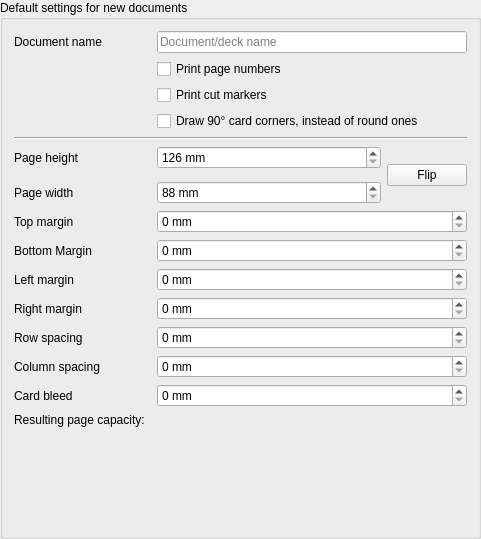
luziferius/MTGProxyPrinter, file mtg_proxy_printer/resources/ui/page_config_widget.ui: the form before one commit.
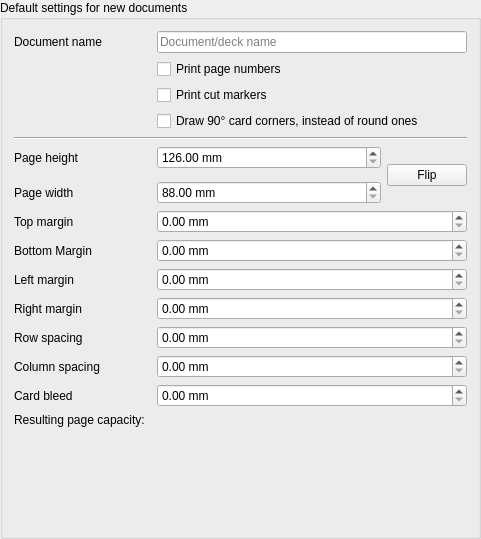
The form after the commit. Icons and pictures are not drawn.

Commit message:
Replace the PageConfigWidget QSpinBox instances with QDoubleSpinBox instances. Update the PageLayoutSettings annotation type to float. Replace all related settings.getint() with .getfloat().
Automatically round decimal settings to the nearest permissible value. That behavior is quite strict and has to be tuned, because it is annoying right now.

FossilOrigin-Name: cd82a5590e0947de4386278156219ab412f942c6ea4824935057faed3d0e4faa

The edit to the form file:
```diff
--- a/mtg_proxy_printer/resources/ui/page_config_widget.ui
+++ b/mtg_proxy_printer/resources/ui/page_config_widget.ui
@@ -66,7 +66,7 @@
     </widget>
    </item>
    <item row="24" column="3" colspan="2">
-    <widget class="QSpinBox" name="margin_right">
+    <widget class="QDoubleSpinBox" name="margin_right">
      <property name="sizePolicy">
       <sizepolicy hsizetype="Expanding" vsizetype="Fixed">
        <horstretch>0</horstretch>
@@ -85,7 +85,7 @@
     </widget>
    </item>
    <item row="21" column="3" colspan="2">
-    <widget class="QSpinBox" name="margin_bottom">
+    <widget class="QDoubleSpinBox" name="margin_bottom">
      <property name="sizePolicy">
       <sizepolicy hsizetype="Expanding" vsizetype="Fixed">
        <horstretch>0</horstretch>
@@ -104,7 +104,7 @@
     </widget>
    </item>
    <item row="27" column="3" colspan="2">
-    <widget class="QSpinBox" name="card_bleed">
+    <widget class="QDoubleSpinBox" name="card_bleed">
      <property name="toolTip">
       <string>Draw an additional border around cards to ease cutting.</string>
      </property>
@@ -151,7 +151,7 @@
     </widget>
    </item>
    <item row="17" column="3">
-    <widget class="QSpinBox" name="page_height">
+    <widget class="QDoubleSpinBox" name="page_height">
      <property name="sizePolicy">
       <sizepolicy hsizetype="Expanding" vsizetype="Fixed">
        <horstretch>0</horstretch>
@@ -175,7 +175,7 @@
     </widget>
    </item>
    <item row="19" column="3">
-    <widget class="QSpinBox" name="page_width">
+    <widget class="QDoubleSpinBox" name="page_width">
      <property name="sizePolicy">
       <sizepolicy hsizetype="Expanding" vsizetype="Fixed">
        <horstretch>0</horstretch>
@@ -206,7 +206,7 @@
     </widget>
    </item>
    <item row="20" column="3" colspan="2">
-    <widget class="QSpinBox" name="margin_top">
+    <widget class="QDoubleSpinBox" name="margin_top">
      <property name="sizePolicy">
       <sizepolicy hsizetype="Expanding" vsizetype="Fixed">
        <horstretch>0</horstretch>
@@ -284,7 +284,7 @@
     </widget>
    </item>
    <item row="26" column="3" colspan="2">
-    <widget class="QSpinBox" name="column_spacing">
+    <widget class="QDoubleSpinBox" name="column_spacing">
      <property name="sizePolicy">
       <sizepolicy hsizetype="Expanding" vsizetype="Fixed">
        <horstretch>0</horstretch>
@@ -305,7 +305,7 @@
     </widget>
    </item>
    <item row="25" column="3" colspan="2">
-    <widget class="QSpinBox" name="row_spacing">
+    <widget class="QDoubleSpinBox" name="row_spacing">
      <property name="sizePolicy">
       <sizepolicy hsizetype="Expanding" vsizetype="Fixed">
        <horstretch>0</horstretch>
@@ -326,7 +326,7 @@
     </widget>
    </item>
    <item row="23" column="3" colspan="2">
-    <widget class="QSpinBox" name="margin_left">
+    <widget class="QDoubleSpinBox" name="margin_left">
      <property name="sizePolicy">
       <sizepolicy hsizetype="Expanding" vsizetype="Fixed">
        <horstretch>0</horstretch>
```
The commit also changes 3 other files.
